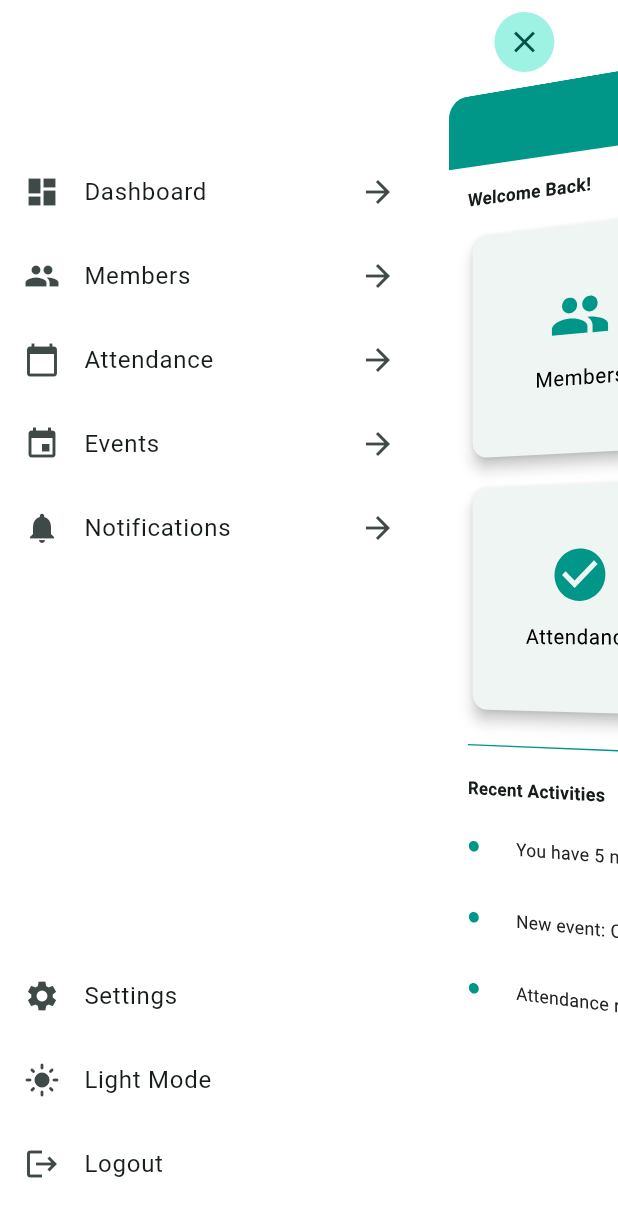
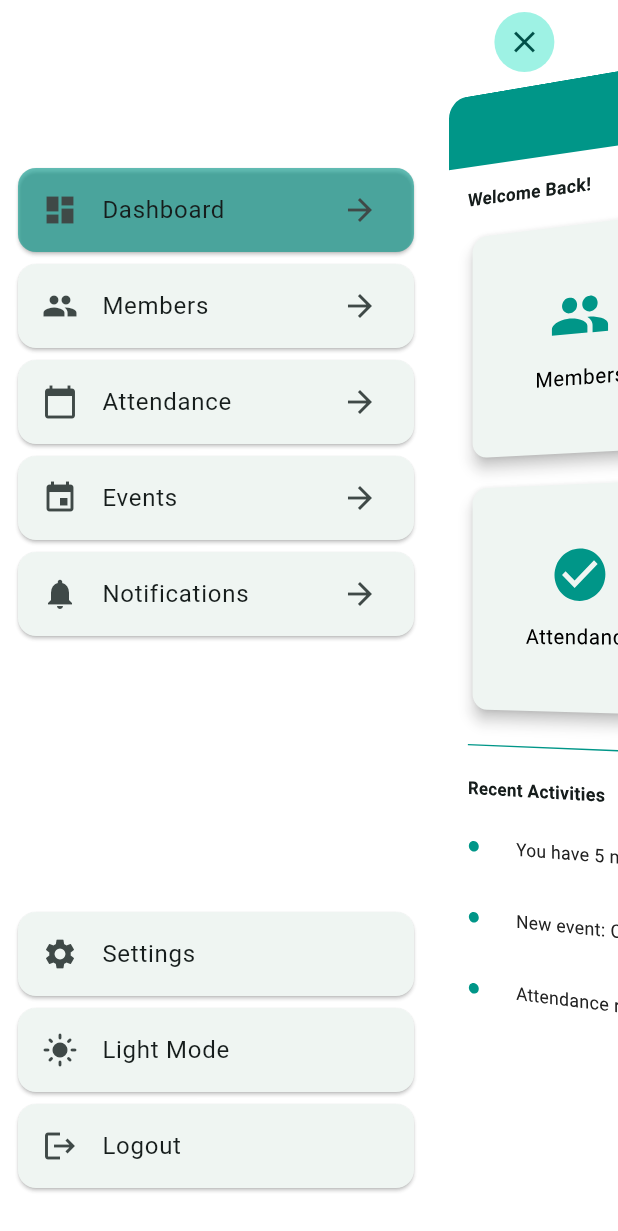
Before and after one commit to sessoun/ch_db_admin, a Flutter app: the HomeView screen opened directly, after a tap on the "menu" icon, on a phone screen of 412 x 824 dp. Shown: the top 1231 px of the screen. Run offline on Flutter 3.47's test engine with Material 3 defaults, Android fonts, the phone set to English and light mode, and no system bars; our stand-ins replace cached_network_image, cloud_firestore, dartz, firebase_auth, firebase_core, firebase_storage and 4 more; accounts and stored records are empty; network calls fail.

Commit message:
menu tile color if selected

```diff
--- a/lib/src/main_view/presentation/home.dart
+++ b/lib/src/main_view/presentation/home.dart
@@ -114,6 +114,7 @@ class _HomeBodyViewState extends State<HomeBodyView> {
   Widget build(BuildContext context) {
     var controller = context.read<MainViewController>();
     return PageView.builder(
+      physics: const NeverScrollableScrollPhysics(),
         itemCount: views.length,
         controller: controller.pageController,
         itemBuilder: (context, index) => views[index]);
--- a/lib/src/main_view/presentation/menu_tile.dart
+++ b/lib/src/main_view/presentation/menu_tile.dart
@@ -1,4 +1,3 @@
-
 import 'package:flutter/material.dart';
 
 class MenuTile extends StatefulWidget {
@@ -6,6 +5,7 @@ class MenuTile extends StatefulWidget {
       {super.key,
       this.onTap,
       required this.title,
+      this.isSelected = false,
       this.leading,
       this.icon,
       this.showTrailingIcon = true});
@@ -14,6 +14,7 @@ class MenuTile extends StatefulWidget {
   final Widget? leading;
   final IconData? icon;
   final bool? showTrailingIcon;
+  final bool isSelected;
 
   @override
   State<MenuTile> createState() => _MenuTileState();
@@ -41,13 +42,20 @@ class _MenuTileState extends State<MenuTile>
 
   @override
   Widget build(BuildContext context) {
-    return ListTile(
-      onTap: widget.onTap,
-      leading: widget.icon == null ? widget.leading : Icon(widget.icon),
-      title: Text(widget.title),
-      trailing: widget.showTrailingIcon == true
-          ? const Icon(Icons.arrow_forward_sharp)
+    return Card(
+      elevation: 1,
+      borderOnForeground: false,
+      color: widget.isSelected
+          ? Theme.of(context).primaryColor.withOpacity(.6)
           : null,
+      child: ListTile(
+        onTap: widget.onTap,
+        leading: widget.icon == null ? widget.leading : Icon(widget.icon),
+        title: Text(widget.title),
+        trailing: widget.showTrailingIcon == true
+            ? const Icon(Icons.arrow_forward_sharp)
+            : null,
+      ),
     );
   }
 }
--- a/lib/src/main_view/presentation/side_menu_view.dart
+++ b/lib/src/main_view/presentation/side_menu_view.dart
@@ -22,13 +22,13 @@ class _SideMenuViewState extends State<SideMenuView> {
     final themeProvider = context.read<ThemeProvider>();
     var controller = context.read<MainViewController>();
     var watchTheme = context.watch<ThemeProvider>();
-
     return SizedBox(
       height: MediaQuery.sizeOf(context).height,
       width: MediaQuery.sizeOf(context).width,
+      child: Padding(
+        padding: const EdgeInsets.all(8.0),
         child: Column(
           children: [
-          // ignore: prefer_const_constructors
             SizedBox(
               height: 100,
               child: Center(
@@ -51,6 +51,9 @@ class _SideMenuViewState extends State<SideMenuView> {
                       onTap: () async {
                         controller.updatePage(index);
                       },
+                      isSelected:
+                          context.watch<MainViewController>().initialPage ==
+                              index,
                     )),
             const Spacer(),
             const MenuTile(
@@ -76,13 +79,13 @@ class _SideMenuViewState extends State<SideMenuView> {
                   await context.read<AuthController>().signOut().then(
                         (result) => result.fold(
                           (l) => NotificationUtil.showError(context, l.message),
-                        (r) { controller.toggleMenuOpened();
+                          (r) {
+                            controller.toggleMenuOpened();
                             NotificationUtil.showSuccess(context, r);
                             Navigator.of(context)
                                 .pushReplacement(MaterialPageRoute(
                               builder: (context) => const LoginView(),
                             ));
-
                           },
                         ),
                       );
@@ -90,6 +93,7 @@ class _SideMenuViewState extends State<SideMenuView> {
               ),
             ),
           ],
+        ),
       ),
     );
   }
```
Lines whose indentation alone changed are shown as unchanged.
